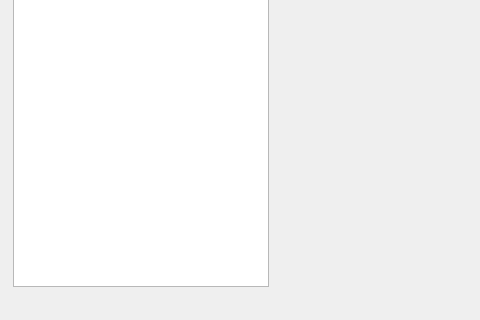
TheBestTvarynka/CourseWork, file mainwindow.ui: the form before one commit; both pictures show x 0 to 480 and y 310 to 630 of the 1069 by 630 pixel window.
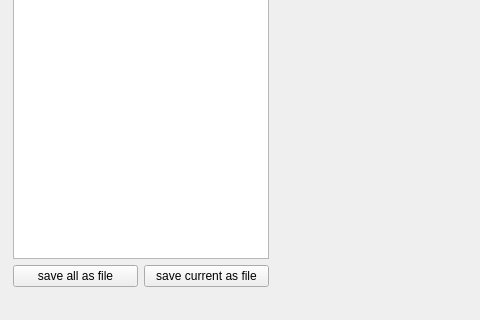
The form after the commit. Icons and pictures are not drawn. Custom widgets are drawn as their Qt base class.

```diff
--- a/mainwindow.ui
+++ b/mainwindow.ui
@@ -18,7 +18,7 @@
     <normaloff>:/icons/icons/main_logo_2.ico</normaloff>:/icons/icons/main_logo_2.ico</iconset>
   </property>
   <widget class="QWidget" name="centralWidget">
-   <layout class="QHBoxLayout" name="horizontalLayout_2">
+   <layout class="QHBoxLayout" name="horizontalLayout_3">
     <item>
      <layout class="QVBoxLayout" name="verticalLayout">
       <property name="leftMargin">
@@ -138,6 +138,24 @@
         </property>
        </widget>
       </item>
+      <item>
+       <layout class="QHBoxLayout" name="horizontalLayout_2">
+        <item>
+         <widget class="QPushButton" name="save_all_kils">
+          <property name="text">
+           <string>save all as file</string>
+          </property>
+         </widget>
+        </item>
+        <item>
+         <widget class="QPushButton" name="save_current_kils">
+          <property name="text">
+           <string>save current as file</string>
+          </property>
+         </widget>
+        </item>
+       </layout>
+      </item>
      </layout>
     </item>
     <item>
```
